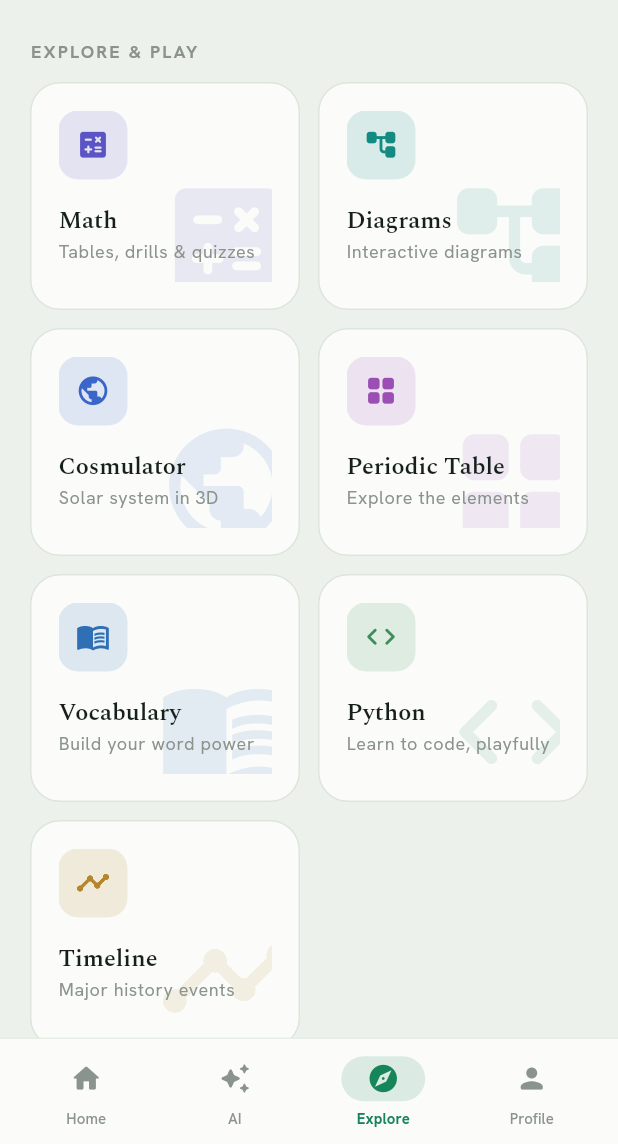
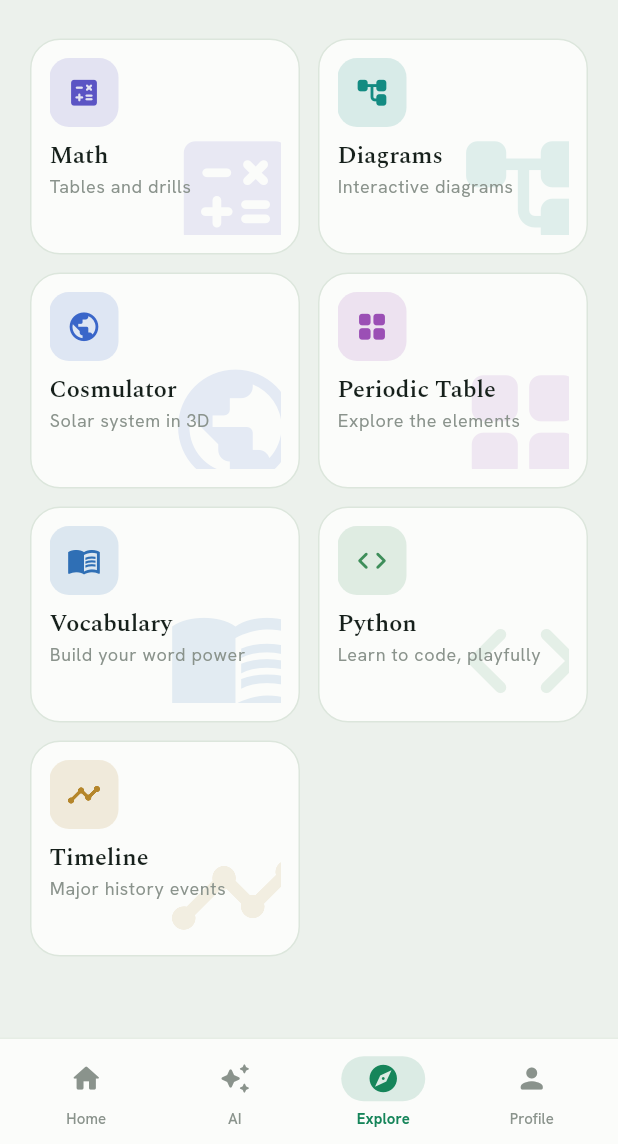
Before and after one commit to rudra273/vidyalaya, a Flutter app: the ExploreScreen screen opened by its route, on a phone screen of 412 x 824 dp, the part 92-1236 px from its top. Run offline on Flutter 3.47's test engine with Material 3 defaults, Android fonts, the phone set to English and light mode, and no system bars; our stand-ins replace firebase_auth, firebase_core, flutter_markdown, flutter_riverpod, flutter_svg, go_router and 8 more; missing offline and left inert: flutter_pdfview; accounts and stored records are empty; network calls fail.

Commit message:
fix explore

```diff
--- a/lib/screens/explore/explore_screen.dart
+++ b/lib/screens/explore/explore_screen.dart
@@ -72,7 +72,6 @@ class ExploreScreen extends ConsumerWidget {
     final classes = ref.watch(userSelectionProvider).toList()..sort();
     final labsAvailable = labAvailableForSelection(classes);
     final tools = _tools(isDark, labsAvailable);
-    final soon = _soon(isDark);
 
     return Scaffold(
       backgroundColor: Theme.of(context).scaffoldBackgroundColor,
@@ -90,30 +89,11 @@ class ExploreScreen extends ConsumerWidget {
               ),
             ),
             const SizedBox(height: AppSpacing.sectionGap - 4),
-            const Padding(
-              padding: EdgeInsets.symmetric(
-                horizontal: AppSpacing.screenPadding,
-              ),
-              child: SectionHead(label: 'Explore & Play'),
-            ),
             Padding(
               padding: const EdgeInsets.symmetric(
                 horizontal: AppSpacing.screenPadding,
               ),
               child: _Grid(items: tools, onTap: (t) => _open(context, ref, t)),
-            ),
-            const SizedBox(height: AppSpacing.sectionGap),
-            const Padding(
-              padding: EdgeInsets.symmetric(
-                horizontal: AppSpacing.screenPadding,
-              ),
-              child: SectionHead(label: 'Coming soon'),
-            ),
-            Padding(
-              padding: const EdgeInsets.symmetric(
-                horizontal: AppSpacing.screenPadding,
-              ),
-              child: _Grid(items: soon, soon: true),
             ),
           ],
         ),
@@ -352,10 +332,9 @@ class _ClassFilterSheetState extends ConsumerState<_ClassFilterSheet> {
 
 class _Grid extends StatelessWidget {
   final List<_Tool> items;
-  final bool soon;
   final ValueChanged<_Tool>? onTap;
 
-  const _Grid({required this.items, this.soon = false, this.onTap});
+  const _Grid({required this.items, this.onTap});
 
   @override
   Widget build(BuildContext context) {
@@ -371,7 +350,6 @@ class _Grid extends StatelessWidget {
               width: cellW,
               child: _ToolCard(
                 tool: t,
-                soon: soon,
                 onTap: onTap == null ? null : () => onTap!(t),
               ),
             );
@@ -384,27 +362,24 @@ class _Grid extends StatelessWidget {
 
 class _ToolCard extends StatelessWidget {
   final _Tool tool;
-  final bool soon;
   final VoidCallback? onTap;
 
-  const _ToolCard({required this.tool, this.soon = false, this.onTap});
+  const _ToolCard({required this.tool, this.onTap});
 
   @override
   Widget build(BuildContext context) {
     final cs = Theme.of(context).colorScheme;
-    final isDark = Theme.of(context).brightness == Brightness.dark;
-
     return Semantics(
-      button: !soon,
-      enabled: !soon,
-      label: soon ? '${tool.title}, coming soon' : tool.title,
+      button: true,
+      enabled: true,
+      label: tool.title,
       child: Pressable(
-        onTap: soon ? null : onTap,
-        child: Opacity(
-          opacity: soon ? 0.72 : 1,
+        onTap: onTap,
         child: Container(
-            constraints: const BoxConstraints(minHeight: 152),
-            padding: const EdgeInsets.all(AppSpacing.cardPad),
+          // Every tile reserves room for a two-line description, so a
+          // longer subtitle never makes its row taller than its neighbour.
+          height: 144,
+          padding: const EdgeInsets.all(12),
           decoration: BoxDecoration(
             color: cs.surface,
             border: Border.all(color: cs.outline),
@@ -432,42 +407,17 @@ class _ToolCard extends StatelessWidget {
                     mainAxisAlignment: MainAxisAlignment.spaceBetween,
                     children: [
                       Tile(color: tool.color, icon: tool.icon, size: 46),
-                        if (soon)
-                          Container(
-                            padding: const EdgeInsets.symmetric(
-                              horizontal: 7,
-                              vertical: 3,
-                            ),
-                            decoration: BoxDecoration(
-                              border: Border.all(
-                                color: isDark
-                                    ? AppColors.hairlineDark
-                                    : AppColors.hairline,
-                              ),
-                              borderRadius: BorderRadius.circular(999),
-                            ),
-                            child: Text(
-                              'SOON',
-                              style: TextStyle(
-                                fontSize: AppFontSize.caption,
-                                fontWeight: AppFontWeight.bold,
-                                letterSpacing: 0.5,
-                                color: isDark
-                                    ? AppColors.ink3Dark
-                                    : AppColors.ink3,
-                              ),
-                            ),
-                          ),
                     ],
                   ),
-                    const SizedBox(height: 18),
+                  const SizedBox(height: 10),
                   Text(
                     tool.title,
-                      style: Theme.of(context).textTheme.headlineSmall
-                          ?.copyWith(
+                    style: Theme.of(context).textTheme.headlineSmall?.copyWith(
                       fontSize: AppFontSize.content,
                       height: 1.12,
                     ),
+                    maxLines: 1,
+                    overflow: TextOverflow.ellipsis,
                   ),
                   const SizedBox(height: 3),
                   Text(
@@ -475,11 +425,12 @@ class _ToolCard extends StatelessWidget {
                     style: Theme.of(context).textTheme.bodySmall?.copyWith(
                       fontSize: AppFontSize.small,
                     ),
+                    maxLines: 2,
+                    overflow: TextOverflow.ellipsis,
                   ),
                 ],
               ),
             ],
-            ),
           ),
         ),
       ),
@@ -508,11 +459,11 @@ class _Tool {
 }
 
 List<_Tool> _tools(bool isDark, bool labsAvailable) => [
-  // Math is a hub: tables, drills, quizzes and Formulas all live inside it.
+  // Math is a hub for tables, drills, and formulas.
   _Tool(
     id: 'math',
     title: 'Math',
-    sub: 'Tables, drills & quizzes',
+    sub: 'Tables and drills',
     icon: Icons.calculate_rounded,
     color: isDark ? AppColors.cMathHubDark : AppColors.cMathHub,
     route: '/learn/math',
@@ -575,13 +526,3 @@ List<_Tool> _tools(bool isDark, bool labsAvailable) => [
     route: '/learn/timeline',
   ),
 ];
-
-List<_Tool> _soon(bool isDark) => [
-  _Tool(
-    id: 'quizzes',
-    title: 'Quizzes',
-    sub: 'Test yourself',
-    icon: Icons.help_outline_rounded,
-    color: isDark ? AppColors.cMathsDark : AppColors.cMaths,
-  ),
-];
```
Lines whose indentation alone changed are shown as unchanged.
